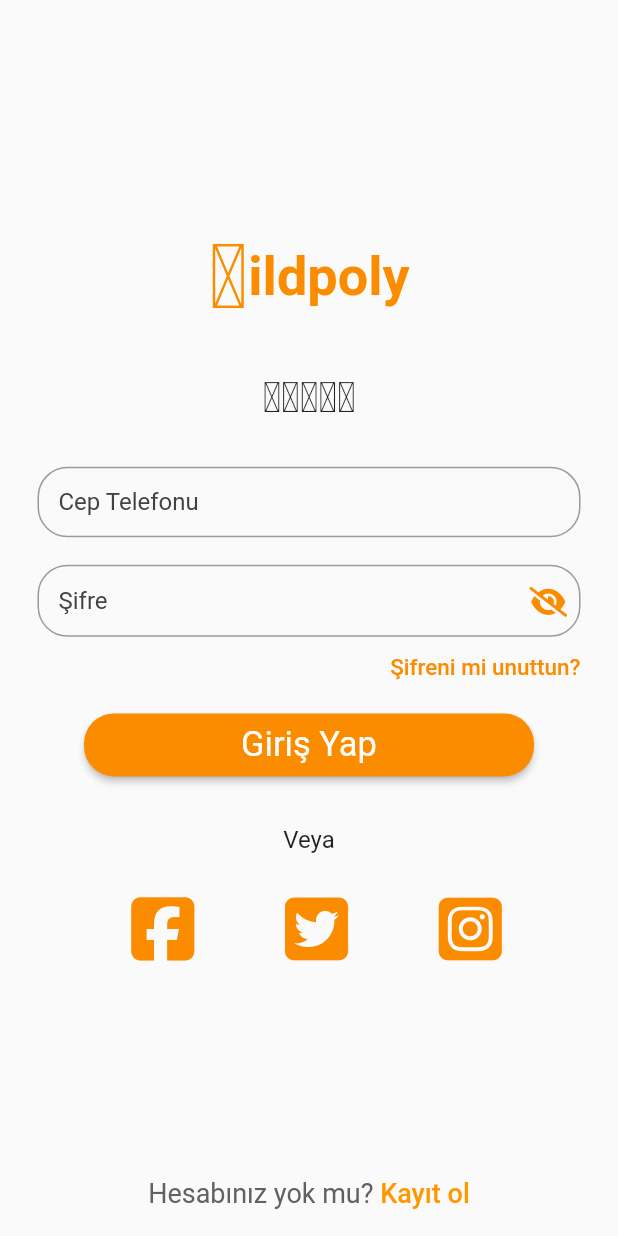
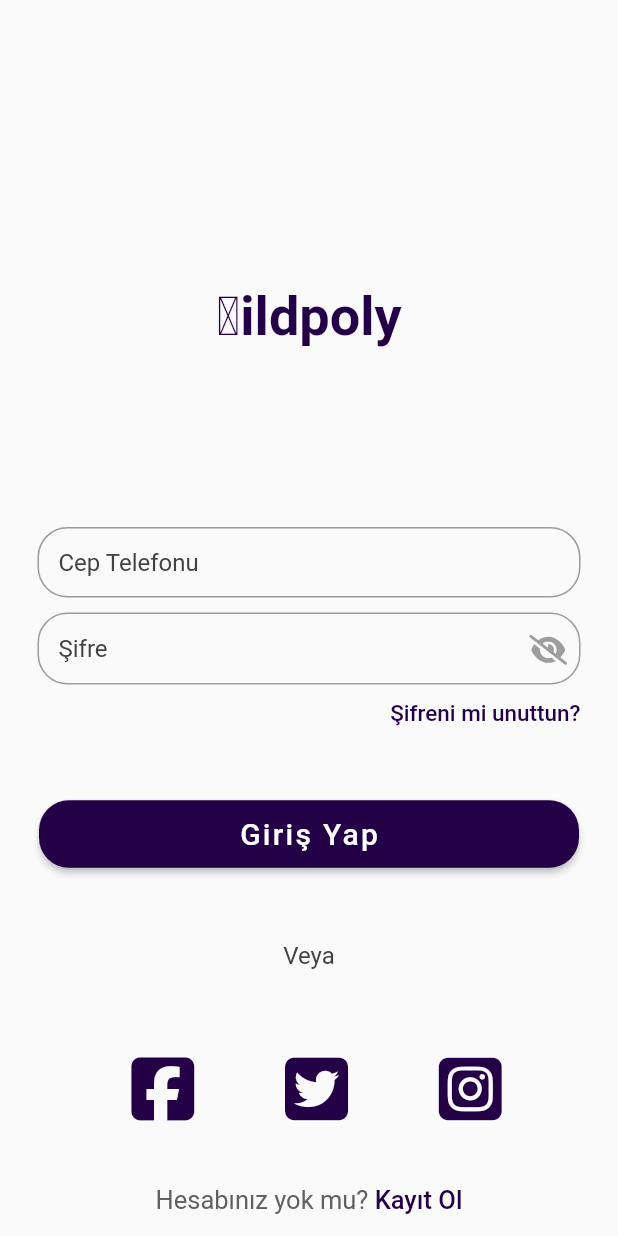
Before and after one commit to YusufKaya34/Wildpoly, a Flutter app: the screen it shows after launch, on a phone screen of 412 x 824 dp. Run offline on Flutter 3.47's test engine with Material 2 defaults, Android fonts, the phone set to English and light mode, and no system bars; our stand-ins replace cloud_firestore, device_info_plus, easy_localization, firebase_auth, firebase_core, font_awesome_flutter and 1 more; missing offline and left inert: onesignal_flutter; accounts and stored records are empty; Roboto replaces fonts that are missing (Montserrat.ttf); project files that could hold a hidden picture were left out.

Commit message:
added latest change

```diff
--- a/assets/lang/tr-TR.json
+++ b/assets/lang/tr-TR.json
@@ -9,7 +9,7 @@
         "alreadyHaveAc":"Zaten bir hesabınız var mı?",
         "password":"Şifre",
         "login":"Giriş Yap",
-        "register":"Kayıt ol",
+        "register":"Kayıt Ol",
         "orLogin":"Veya",
         "dontHaveAc":"Hesabınız yok mu?",
         "forgotPass":"Şifreni mi unuttun?"
--- a/lib/constants/constants.dart
+++ b/lib/constants/constants.dart
@@ -4,7 +4,7 @@
   static const TR_LOCALE = Locale('tr', 'TR');
   static const EN_LOCALE = Locale('en', 'US');
   static const LANG_PATH = 'assets/lang';
-  static Color orangeColor = Colors.orange.shade600;
+  static Color orangeColor = const Color(0xff240046);
   static SizedBox sizedBoxWithMidHeight(BuildContext context) {
     return SizedBox(
       height: MediaQuery.of(context).size.height / 28,
@@ -31,19 +31,22 @@
 
   static TextStyle signInPageTextStyle = TextStyle(
     decoration: TextDecoration.none,
-      fontSize: 18,
+    fontSize: 17,
     fontWeight: FontWeight.normal,
     color: Colors.grey.shade700,
-      fontFamily: 'Montserrat.ttf',);
+    fontFamily: 'Montserrat.ttf',
+  );
 
-  static TextStyle defaultTextStyle = const TextStyle(fontFamily: 'Montserrat.ttf');
+  static TextStyle defaultTextStyle =
+      const TextStyle(fontFamily: 'Montserrat.ttf', fontSize: 17);
 
-  static TextStyle signInPageTextStyleBold = const TextStyle(
+  static TextStyle signInPageTextStyleBold = TextStyle(
     decoration: TextDecoration.none,
-      fontSize: 18,
+    fontSize: 17,
     fontWeight: FontWeight.w500,
-      color: Colors.orange,
-      fontFamily: 'Montserrat.ttf',);
+    color: orangeColor,
+    fontFamily: 'Montserrat.ttf',
+  );
   static InputDecoration signUpVerifyInputDecoration(
     String hintText,
   ) {
@@ -54,16 +57,12 @@
       hoverColor: Constants.orangeColor,
       focusedBorder: OutlineInputBorder(
         borderRadius: BorderRadius.circular(20),
-          borderSide: BorderSide(color: Constants.orangeColor, width: 2),),
-      disabledBorder: OutlineInputBorder(
-          borderRadius: BorderRadius.circular(20),
-          borderSide: BorderSide(color: Constants.orangeColor, width: 2),),
-      enabledBorder: OutlineInputBorder(
-          borderRadius: BorderRadius.circular(20),
-          borderSide: BorderSide(color: Constants.orangeColor, width: 2),),
+        borderSide: BorderSide(color: Constants.orangeColor, width: 2),
+      ),
       border: OutlineInputBorder(
         borderRadius: BorderRadius.circular(20),
-          borderSide: BorderSide(color: Constants.orangeColor, width: 2),),
+        borderSide: BorderSide(color: Constants.orangeColor, width: 2),
+      ),
     );
   }
 
@@ -77,8 +76,11 @@
       hintText: hintText,
       focusedBorder: OutlineInputBorder(
         borderRadius: BorderRadius.circular(20),
-            borderSide: BorderSide(color: Constants.orangeColor, width: 2),),
+        borderSide: BorderSide(color: Constants.orangeColor, width: 2),
+      ),
       border: OutlineInputBorder(
-            borderRadius: BorderRadius.circular(20),),);
+        borderRadius: BorderRadius.circular(20),
+      ),
+    );
   }
 }
--- a/lib/main.dart
+++ b/lib/main.dart
@@ -6,25 +6,28 @@
 import 'package:wildpoly/constants/constants.dart';
 import 'package:wildpoly/firebase_options.dart';
 import 'package:wildpoly/services/locator.dart';
-import 'package:wildpoly/services/one_signal_api.dart';
 import 'package:wildpoly/view/start.dart';
 import 'package:wildpoly/viewmodel/user_model.dart';
 
 Future<void> main() async {
   setupLocator();
   WidgetsFlutterBinding.ensureInitialized();
-  await OneSignalApi.setupOneSignal();
+  //await OneSignalApi.setupOneSignal();
   await Firebase.initializeApp(options: DefaultFirebaseOptions.currentPlatform);
-  WidgetsFlutterBinding.ensureInitialized();
+  // WidgetsFlutterBinding.ensureInitialized();
   await EasyLocalization.ensureInitialized();
+
   await SystemChrome.setPreferredOrientations([
     DeviceOrientation.portraitUp,
   ]);
-  runApp(EasyLocalization(
+  runApp(
+    EasyLocalization(
       fallbackLocale: const Locale('tr', 'TR'),
       supportedLocales: const [Constants.TR_LOCALE],
       path: Constants.LANG_PATH,
-      child: const MyApp(),),);
+      child: const MyApp(),
+    ),
+  );
 }
 
 class MyApp extends StatelessWidget {
@@ -40,9 +43,11 @@
         locale: context.locale,
         debugShowCheckedModeBanner: false,
         title: 'Wildpoly',
-        theme: ThemeData(),
+        theme: ThemeData.fallback(),
         home: DefaultTextStyle(
-            style: Constants.defaultTextStyle, child: const StartPage(),),
+          style: Constants.defaultTextStyle,
+          child: const StartPage(),
+        ),
       ),
     );
   }
--- a/lib/view/start.dart
+++ b/lib/view/start.dart
@@ -15,54 +15,65 @@
 }
 
 class _StartPageState extends State<StartPage> {
-  var _passwordVisible = false;
+  TextEditingController myTextController = TextEditingController();
+  bool _passwordVisible = false;
   @override
   Widget build(BuildContext context) {
     return Scaffold(
+
       resizeToAvoidBottomInset: false,
       body: Padding(
         padding: const EdgeInsets.only(left: 25, right: 25),
         child: Column(
           children: [
-            const Spacer(),
-            Center(
-              child: Row(
+            const Spacer(
+              flex: 40,
+            ),
+            Row(
               mainAxisAlignment: MainAxisAlignment.center,
               children: [
-                  Text(
+                /* Text(
                   'Ꮤ',
                   style: TextStyle(
                     color: Constants.orangeColor,
                     fontSize: 60,
-                        fontWeight: FontWeight.bold,),
+                    fontWeight: FontWeight.bold,
                   ),
+                ),*/
                 Text(
-                    'ildpoly',
+                  'Ꮤildpoly',
                   style: TextStyle(
                     color: Constants.orangeColor,
                     fontSize: 36,
-                        fontWeight: FontWeight.bold,),
+                    fontWeight: FontWeight.bold,
+                  ),
                 ),
               ],
             ),
-            ),
-            Constants.sizedBoxWithMidHeight(context),
-            const Center(
+            /*  const Center(
               child: Text(
                 '𝑳𝒐𝒈𝒊𝒏',
                 style: TextStyle(fontSize: 28),
               ),
+            ),*/
+            const Spacer(
+              flex: 25,
             ),
             Form(
               child: Column(
                 children: [
-                Constants.sizedBoxWithMidHeight(context),
                   TextFormField(
                     keyboardType: TextInputType.phone,
                     decoration: Constants.startInputDecoration(
-                        LocaleKeys.login_mobileNum.locale,),),
-                Constants.sizedBoxWithTinyHeight(context),
+                      LocaleKeys.login_mobileNum.locale,
+                    ),
+                  ),
+                  //Constants.sizedBoxWithVeryTinyHeight(context),
+                  const SizedBox(
+                    height: 10,
+                  ),
                   TextFormField(
+                    controller: myTextController,
                     obscureText: !_passwordVisible,
                     decoration: InputDecoration(
                       hintStyle: TextStyle(color: Colors.grey.shade800),
@@ -72,7 +83,10 @@
                               ? FontAwesomeIcons.eye
                               : FontAwesomeIcons.solidEyeSlash,
                           size: 20,
-                            color: Constants.orangeColor,),
+                          color: _passwordVisible
+                              ? Constants.orangeColor
+                              : Colors.grey,
+                        ),
                         onPressed: () {
                           setState(() {
                             _passwordVisible = !_passwordVisible;
@@ -85,56 +99,81 @@
                       focusedBorder: OutlineInputBorder(
                         borderRadius: BorderRadius.circular(20),
                         borderSide: BorderSide(
-                              color: Constants.orangeColor, width: 2,),),
+                          color: Constants.orangeColor,
+                          width: 2,
+                        ),
+                      ),
                       border: OutlineInputBorder(
-                          borderRadius: BorderRadius.circular(20),),),
+                        borderRadius: BorderRadius.circular(20),
+                      ),
+                    ),
                   ),
                 ],
-            ),),
-            Constants.sizedBoxWithVeryTinyHeight(context),
+              ),
+            ),
+            const SizedBox(
+              height: 10,
+            ),
             Row(
               mainAxisAlignment: MainAxisAlignment.end,
               children: [
                 RichText(
                   text: TextSpan(
-                      style: DefaultTextStyle.of(context).style,
+                    //     style: DefaultTextStyle.of(context).style,
                     children: [
                       TextSpan(
                         text: LocaleKeys.login_forgotPass.locale,
                         recognizer: TapGestureRecognizer()
-                              ..onTap = () =>
-                                  Navigator.of(context).push(MaterialPageRoute(
+                          ..onTap = () => Navigator.of(context).push(
+                                MaterialPageRoute(
                                   builder: (context) =>
                                       const SignUpVerifyPage(),
-                                  ),),
+                                ),
+                              ),
                         style: TextStyle(
                           color: Constants.orangeColor,
                           fontSize: 15,
                           fontWeight: FontWeight.w500,
-                            ),)
-                      ],),
+                        ),
+                      )
+                    ],
+                  ),
                 ),
               ],
             ),
-            Constants.sizedBoxWithTinyHeight(context),
+            const Spacer(
+              flex: 10,
+            ),
             ElevatedButton(
               style: ButtonStyle(
-                    minimumSize: const MaterialStatePropertyAll(Size(300, 42)),
+                fixedSize: const MaterialStatePropertyAll(Size(360, 45)),
+                //minimumSize: const MaterialStatePropertyAll(Size(355, 42)),
                 backgroundColor:
                     MaterialStateProperty.all(Constants.orangeColor),
-                    shape: MaterialStateProperty.all(RoundedRectangleBorder(
-                        borderRadius: BorderRadius.circular(20),),),),
+                shape: MaterialStateProperty.all(
+                  RoundedRectangleBorder(
+                    borderRadius: BorderRadius.circular(20),
+                  ),
+                ),
+              ),
               onPressed: () {},
               child: Text(
                 LocaleKeys.login_login.locale,
-                  style: const TextStyle(fontSize: 23, fontWeight: FontWeight.normal),
-                ),),
-            Constants.sizedBoxWithMidHeight(context),
+                style: const TextStyle(
+                  letterSpacing: 1.5,
+                  fontSize: 20,
+                  fontWeight: FontWeight.w500,
+                ),
+              ),
+            ),
+            const Spacer(flex: 10),
             Text(
               LocaleKeys.login_orLogin.locale,
-              style: const TextStyle(fontSize: 16),
+              style: TextStyle(fontSize: 16, color: Colors.grey.shade800),
             ),
-            Constants.sizedBoxWithTinyHeight(context),
+            const Spacer(
+              flex: 10,
+            ),
             Row(
               mainAxisAlignment: MainAxisAlignment.spaceEvenly,
               children: [
@@ -144,41 +183,53 @@
                     FontAwesomeIcons.squareFacebook,
                     color: Constants.orangeColor,
                     size: 48,
-                      ),),
+                  ),
+                ),
                 IconButton(
                   onPressed: () {},
                   icon: Icon(
                     FontAwesomeIcons.squareTwitter,
                     color: Constants.orangeColor,
                     size: 48,
-                      ),),
+                  ),
+                ),
                 IconButton(
                   onPressed: () {},
                   icon: Icon(
                     FontAwesomeIcons.squareInstagram,
                     color: Constants.orangeColor,
                     size: 48,
-                      ),),
-                ],),
-            const Spacer(),
+                  ),
+                ),
+              ],
+            ),
+            const Spacer(
+              flex: 10,
+            ),
             RichText(
               text: TextSpan(
-                  style: DefaultTextStyle.of(context).style,
+                // style: DefaultTextStyle.of(context).style,
                 children: [
                   TextSpan(
                     text: '${LocaleKeys.login_dontHaveAc.locale} ',
-                        style: Constants.signInPageTextStyle,),
+                    style: Constants.signInPageTextStyle,
+                  ),
                   TextSpan(
                     text: LocaleKeys.login_register.locale,
                     recognizer: TapGestureRecognizer()
-                          ..onTap = () =>
-                              Navigator.of(context).push(MaterialPageRoute(
+                      ..onTap = () => Navigator.of(context).push(
+                            MaterialPageRoute(
                               builder: (context) => const SignUpVerifyPage(),
-                              ),),
-                        style: Constants.signInPageTextStyleBold,)
-                  ],),
                             ),
-            Constants.sizedBoxWithTinyHeight(context)
+                          ),
+                    style: Constants.signInPageTextStyleBold,
+                  )
+                ],
+              ),
+            ),
+            const Spacer(
+              flex: 3,
+            )
           ],
         ),
       ),
--- a/pubspec.yaml
+++ b/pubspec.yaml
@@ -44,7 +44,7 @@
   firebase_core: ^2.15.0
   easy_localization: ^3.0.2
   font_awesome_flutter: ^10.5.0
-  very_good_analysis: ^5.1.0
+
 
 dev_dependencies:
   flutter_test:
@@ -55,6 +55,7 @@
   # activated in the `analysis_options.yaml` file located at the root of your
   # package. See that file for information about deactivating specific lint
   # rules and activating additional ones.
+  flutter_lints: ^2.0.0
 
 
 # For information on the generic Dart part of this file, see the
```
Also changed, not shown: analysis_options.yaml (+6 -2 lines), lib/view/sign_up.dart (deleted, +0 -153 lines), lib/view/sign_up_verify.dart (+86 -37 lines), lib/constants/codegen_loader.g.dart, pubspec.lock. Lines whose indentation alone changed are shown as unchanged.
